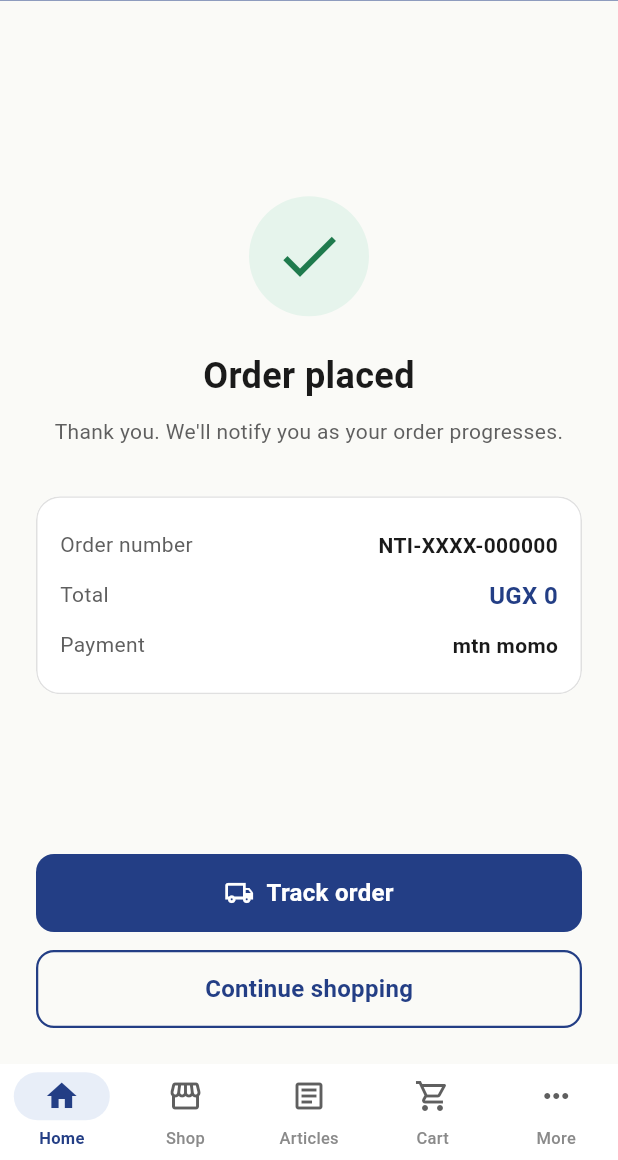
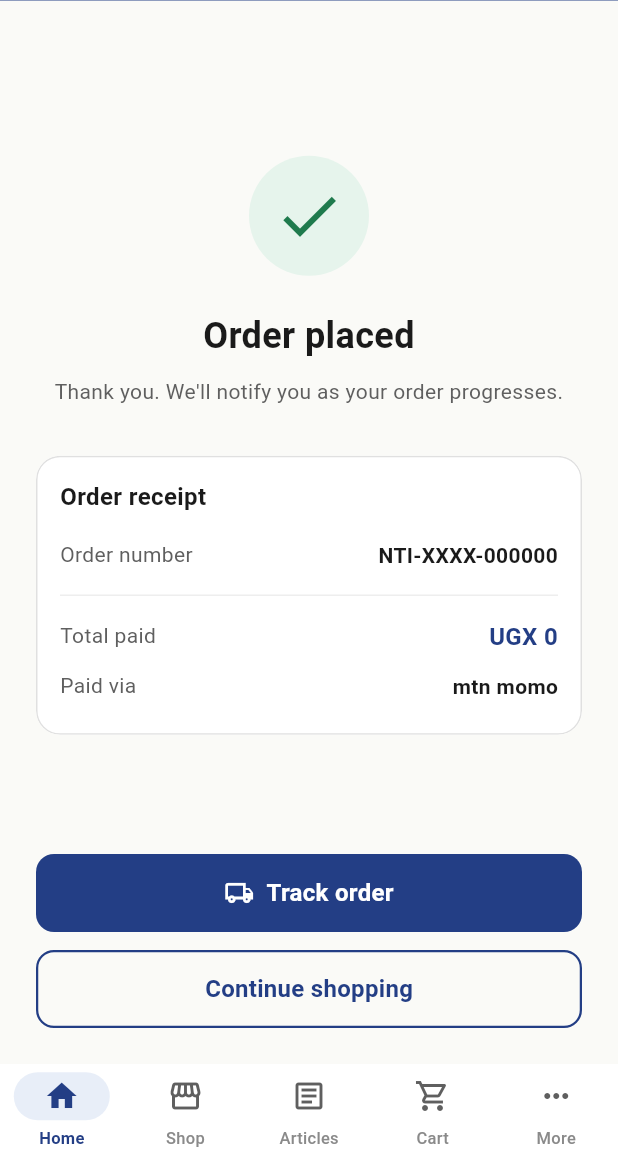
Before and after one commit to odoema/niletropical, a Flutter app: the OrderConfirmationScreen screen opened by its route, on a phone screen of 412 x 824 dp, the part 76-1236 px from its top. Run offline on Flutter 3.47's test engine with Material 3 defaults, Android fonts, the phone set to English and light mode, and no system bars; our stand-ins replace flutter_map, flutter_riverpod, go_router, image_picker, latlong2, shared_preferences and 1 more; missing offline and left inert: dart:js_interop; accounts and stored records are empty; Roboto replaces fonts that are missing (Poppins).

Commit message:
Add Nile Tropical delivery receipt details

```diff
--- a/lib/features/checkout/order_confirmation_screen.dart
+++ b/lib/features/checkout/order_confirmation_screen.dart
@@ -11,12 +11,26 @@ class OrderConfirmationScreen extends StatelessWidget {
     required this.total,
     required this.paymentMethod,
     this.phone,
+    this.subtotal,
+    this.deliveryFee,
+    this.distanceKm,
+    this.durationMinutes,
+    this.pickupLabel,
+    this.dropoffLabel,
+    this.deliveryZone,
   });
 
   final String orderNumber;
   final double total;
   final String paymentMethod;
   final String? phone;
+  final double? subtotal;
+  final double? deliveryFee;
+  final double? distanceKm;
+  final double? durationMinutes;
+  final String? pickupLabel;
+  final String? dropoffLabel;
+  final String? deliveryZone;
 
   @override
   Widget build(BuildContext context) {
@@ -47,10 +61,28 @@ class OrderConfirmationScreen extends StatelessWidget {
               const SizedBox(height: NileSpacing.xl),
               NileCard(
                 child: Column(
+                  crossAxisAlignment: CrossAxisAlignment.stretch,
                   children: [
+                    Text('Order receipt', style: NileTypography.titleMedium),
+                    const SizedBox(height: NileSpacing.sm),
                     _line('Order number', orderNumber),
-                    _line('Total', null, amount: total),
-                    _line('Payment', paymentMethod.replaceAll('_', ' ')),
+                    if (deliveryZone != null) _line('Delivery area', deliveryZone!),
+                    if (pickupLabel != null) _line('From', pickupLabel!),
+                    if (dropoffLabel != null) _line('To', dropoffLabel!),
+                    if (distanceKm != null || durationMinutes != null)
+                      _line(
+                        'Route',
+                        [
+                          if (distanceKm != null) distanceKm!.toStringAsFixed(1) + ' km',
+                          if (durationMinutes != null) durationMinutes!.ceil().toString() + ' min',
+                        ].join(' • '),
+                      ),
+                    const Divider(height: 20),
+                    if (subtotal != null) _line('Products', null, amount: subtotal!),
+                    if (deliveryFee != null) _line('Delivery', null, amount: deliveryFee!),
+                    if (subtotal != null || deliveryFee != null) const Divider(height: 20),
+                    _line('Total paid', null, amount: total),
+                    _line('Paid via', paymentMethod.replaceAll('_', ' ')),
                   ],
                 ),
               ),
```
